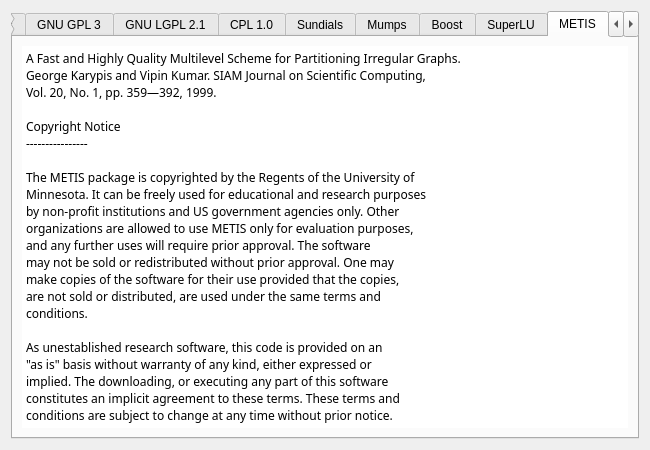
Qt form trunk/python-files/daePlotter/about.ui (v1kko/daetools) before a commit.
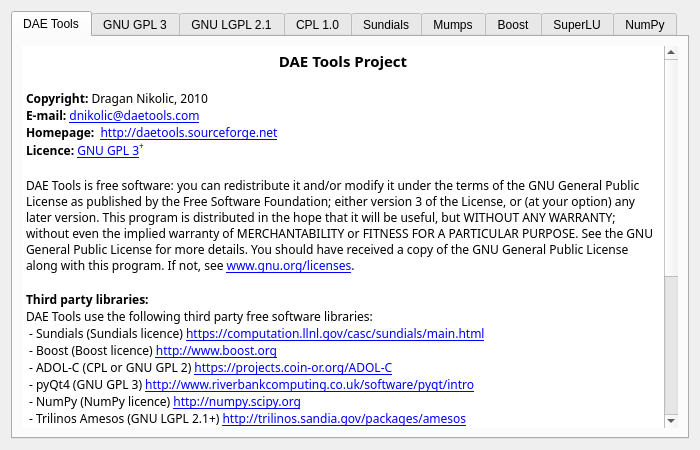
The same form after that commit. The open tabs and pages were chosen to show the change. Icons and pictures are not drawn.

Patch:
```diff
--- a/trunk/python-files/daePlotter/about.ui
+++ b/trunk/python-files/daePlotter/about.ui
@@ -6,7 +6,7 @@
    <rect>
     <x>0</x>
     <y>0</y>
-    <width>650</width>
+    <width>700</width>
     <height>450</height>
    </rect>
   </property>
@@ -65,7 +65,7 @@
 &lt;p style=&quot; margin-top:0px; margin-bottom:0px; margin-left:0px; margin-right:0px; -qt-block-indent:0; text-indent:0px;&quot;&gt;&lt;span style=&quot; font-size:9pt; font-weight:600;&quot;&gt;Copyright:&lt;/span&gt;&lt;span style=&quot; font-size:9pt;&quot;&gt; Dragan Nikolic, 2010&lt;/span&gt;&lt;/p&gt;
 &lt;p style=&quot; margin-top:0px; margin-bottom:0px; margin-left:0px; margin-right:0px; -qt-block-indent:0; text-indent:0px;&quot;&gt;&lt;span style=&quot; font-size:9pt; font-weight:600;&quot;&gt;E-mail:&lt;/span&gt;&lt;span style=&quot; font-size:9pt;&quot;&gt; &lt;/span&gt;&lt;a href=&quot;dnikolic@daetools.com&quot;&gt;&lt;span style=&quot; font-size:9pt; text-decoration: underline; color:#0000ff;&quot;&gt;dnikolic@daetools.com&lt;/span&gt;&lt;/a&gt;&lt;/p&gt;
 &lt;p style=&quot; margin-top:0px; margin-bottom:0px; margin-left:0px; margin-right:0px; -qt-block-indent:0; text-indent:0px;&quot;&gt;&lt;span style=&quot; font-size:9pt; font-weight:600;&quot;&gt;Homepage:&lt;/span&gt;&lt;span style=&quot; font-size:9pt;&quot;&gt;  &lt;/span&gt;&lt;a href=&quot;http://daetools.sourceforge.net&quot;&gt;&lt;span style=&quot; font-size:9pt; text-decoration: underline; color:#0000ff;&quot;&gt;http://daetools.sourceforge.net&lt;/span&gt;&lt;/a&gt;&lt;span style=&quot; font-size:9pt;&quot;&gt;  &lt;/span&gt;&lt;/p&gt;
-&lt;p style=&quot; margin-top:0px; margin-bottom:0px; margin-left:0px; margin-right:0px; -qt-block-indent:0; text-indent:0px;&quot;&gt;&lt;span style=&quot; font-size:9pt; font-weight:600;&quot;&gt;Licence: &lt;/span&gt;&lt;a href=&quot;http://www.gnu.org/licenses/gpl.html&quot;&gt;&lt;span style=&quot; font-size:9pt; text-decoration: underline; color:#0000ff;&quot;&gt;GNU GPL 3&lt;/span&gt;&lt;/a&gt;&lt;/p&gt;
+&lt;p style=&quot; margin-top:0px; margin-bottom:0px; margin-left:0px; margin-right:0px; -qt-block-indent:0; text-indent:0px;&quot;&gt;&lt;span style=&quot; font-size:9pt; font-weight:600;&quot;&gt;Licence: &lt;/span&gt;&lt;a href=&quot;http://www.gnu.org/licenses/gpl.html&quot;&gt;&lt;span style=&quot; font-size:9pt; text-decoration: underline; color:#0000ff;&quot;&gt;GNU GPL 3&lt;/span&gt;&lt;/a&gt;&lt;span style=&quot; color:#0000ff; vertical-align:super;&quot;&gt;+&lt;/span&gt;&lt;/p&gt;
 &lt;p style=&quot;-qt-paragraph-type:empty; margin-top:0px; margin-bottom:0px; margin-left:0px; margin-right:0px; -qt-block-indent:0; text-indent:0px;&quot;&gt;&lt;/p&gt;
 &lt;p style=&quot; margin-top:0px; margin-bottom:0px; margin-left:0px; margin-right:0px; -qt-block-indent:0; text-indent:0px;&quot;&gt;&lt;span style=&quot; font-size:9pt;&quot;&gt;DAE Tools is free software: you can redistribute it and/or modify it under the terms of the GNU General Public License as published by the Free Software Foundation; either version 3 of the License, or (at your option) any later version. This program is distributed in the hope that it will be useful, but WITHOUT ANY WARRANTY; without even the implied warranty of MERCHANTABILITY or FITNESS FOR A PARTICULAR PURPOSE. See the GNU General Public License for more details. You should have received a copy of the GNU General Public License along with this program. If not, see &lt;/span&gt;&lt;a href=&quot;http://www.gnu.org/licenses&quot;&gt;&lt;span style=&quot; font-size:9pt; text-decoration: underline; color:#0000ff;&quot;&gt;www.gnu.org/licenses&lt;/span&gt;&lt;/a&gt;&lt;span style=&quot; font-size:9pt;&quot;&gt;.&lt;/span&gt;&lt;/p&gt;
 &lt;p style=&quot;-qt-paragraph-type:empty; margin-top:0px; margin-bottom:0px; margin-left:0px; margin-right:0px; -qt-block-indent:0; text-indent:0px; font-size:9pt;&quot;&gt;&lt;/p&gt;
@@ -81,12 +81,12 @@
 &lt;p style=&quot; margin-top:0px; margin-bottom:0px; margin-left:0px; margin-right:0px; -qt-block-indent:0; text-indent:0px;&quot;&gt;&lt;span style=&quot; font-size:9pt;&quot;&gt; - Umfpack (GNU GPL 2+) &lt;/span&gt;&lt;a href=&quot;http://www.cise.ufl.edu/research/sparse/umfpack&quot;&gt;&lt;span style=&quot; font-size:9pt; text-decoration: underline; color:#0000ff;&quot;&gt;http://www.cise.ufl.edu/research/sparse/umfpack&lt;/span&gt;&lt;/a&gt;&lt;/p&gt;
 &lt;p style=&quot; margin-top:0px; margin-bottom:0px; margin-left:0px; margin-right:0px; -qt-block-indent:0; text-indent:0px;&quot;&gt;&lt;span style=&quot; font-size:9pt;&quot;&gt; - IPOPT (CPL) &lt;/span&gt;&lt;a href=&quot;https://projects.coin-or.org/Ipopt&quot;&gt;&lt;span style=&quot; font-size:9pt; text-decoration: underline; color:#0000ff;&quot;&gt;https://projects.coin-or.org/Ipopt&lt;/span&gt;&lt;/a&gt;&lt;/p&gt;
 &lt;p style=&quot; margin-top:0px; margin-bottom:0px; margin-left:0px; margin-right:0px; -qt-block-indent:0; text-indent:0px;&quot;&gt;&lt;span style=&quot; font-size:9pt;&quot;&gt; - Bonmin (CPL) &lt;/span&gt;&lt;a href=&quot;https://projects.coin-or.org/Bonmin&quot;&gt;&lt;span style=&quot; font-size:9pt; text-decoration: underline; color:#0000ff;&quot;&gt;https://projects.coin-or.org/Bonmin&lt;/span&gt;&lt;/a&gt;&lt;/p&gt;
+&lt;p style=&quot; margin-top:0px; margin-bottom:0px; margin-left:0px; margin-right:0px; -qt-block-indent:0; text-indent:0px;&quot;&gt;&lt;span style=&quot; font-size:9pt;&quot;&gt; - MUMPS (public domain) &lt;/span&gt;&lt;a href=&quot;http://graal.ens-lyon.fr/MUMPS&quot;&gt;&lt;span style=&quot; text-decoration: underline; color:#0000ff;&quot;&gt;http://graal.ens-lyon.fr/MUMPS&lt;/span&gt;&lt;/a&gt;&lt;/p&gt;
 &lt;p style=&quot;-qt-paragraph-type:empty; margin-top:0px; margin-bottom:0px; margin-left:0px; margin-right:0px; -qt-block-indent:0; text-indent:0px; font-size:9pt;&quot;&gt;&lt;/p&gt;
 &lt;p style=&quot; margin-top:0px; margin-bottom:0px; margin-left:0px; margin-right:0px; -qt-block-indent:0; text-indent:0px;&quot;&gt;&lt;span style=&quot; font-size:9pt;&quot;&gt;DAE Tools use the following proprietary software libraries:&lt;/span&gt;&lt;/p&gt;
 &lt;p style=&quot; margin-top:0px; margin-bottom:0px; margin-left:0px; margin-right:0px; -qt-block-indent:0; text-indent:0px;&quot;&gt;&lt;span style=&quot; font-size:9pt;&quot;&gt; - Amd ACM &lt;/span&gt;&lt;a href=&quot;http://www.amd.com/acml&quot;&gt;&lt;span style=&quot; font-size:9pt; text-decoration: underline; color:#0000ff;&quot;&gt;http://www.amd.com/acml&lt;/span&gt;&lt;/a&gt;&lt;/p&gt;
 &lt;p style=&quot; margin-top:0px; margin-bottom:0px; margin-left:0px; margin-right:0px; -qt-block-indent:0; text-indent:0px;&quot;&gt;&lt;span style=&quot; font-size:9pt;&quot;&gt; - Intel MKL: &lt;/span&gt;&lt;a href=&quot;http://software.intel.com/en-us/articles/intel-mkl&quot;&gt;&lt;span style=&quot; font-size:9pt; text-decoration: underline; color:#0000ff;&quot;&gt;http://software.intel.com/en-us/articles/intel-mkl&lt;/span&gt;&lt;/a&gt;&lt;/p&gt;
-&lt;p style=&quot; margin-top:0px; margin-bottom:0px; margin-left:0px; margin-right:0px; -qt-block-indent:0; text-indent:0px;&quot;&gt;&lt;span style=&quot; font-size:9pt;&quot;&gt; - METIS (METIS licence) &lt;/span&gt;&lt;a href=&quot;http://glaros.dtc.umn.edu/gkhome/metis/metis/overview&quot;&gt;&lt;span style=&quot; font-size:9pt; text-decoration: underline; color:#0000ff;&quot;&gt;http://glaros.dtc.umn.edu/gkhome/metis/metis/overview&lt;/span&gt;&lt;/a&gt;&lt;/p&gt;
-&lt;p style=&quot;-qt-paragraph-type:empty; margin-top:0px; margin-bottom:0px; margin-left:0px; margin-right:0px; -qt-block-indent:0; text-indent:0px; font-size:9pt;&quot;&gt;&lt;/p&gt;
+&lt;p style=&quot;-qt-paragraph-type:empty; margin-top:0px; margin-bottom:0px; margin-left:0px; margin-right:0px; -qt-block-indent:0; text-indent:0px;&quot;&gt;&lt;/p&gt;
 &lt;p style=&quot; margin-top:0px; margin-bottom:0px; margin-left:0px; margin-right:0px; -qt-block-indent:0; text-indent:0px;&quot;&gt;&lt;span style=&quot; font-size:9pt; font-weight:600;&quot;&gt;NOTE:&lt;/span&gt;&lt;/p&gt;
 &lt;p style=&quot; margin-top:0px; margin-bottom:0px; margin-left:0px; margin-right:0px; -qt-block-indent:0; text-indent:0px;&quot;&gt;&lt;span style=&quot; font-size:9pt; font-weight:600;&quot;&gt;It is YOUR RESPONSIBILITY to ensure that you are entitled to download and use &lt;/span&gt;&lt;/p&gt;
 &lt;p style=&quot; margin-top:0px; margin-bottom:0px; margin-left:0px; margin-right:0px; -qt-block-indent:0; text-indent:0px;&quot;&gt;&lt;span style=&quot; font-size:9pt; font-weight:600;&quot;&gt;these third party proprietary libraries.&lt;/span&gt;&lt;/p&gt;
@@ -1880,69 +1880,6 @@
        </item>
       </layout>
      </widget>
-     <widget class="QWidget" name="tab_8">
-      <attribute name="title">
-       <string>METIS</string>
-      </attribute>
-      <layout class="QVBoxLayout" name="verticalLayout_17">
-       <item>
-        <layout class="QVBoxLayout" name="verticalLayout_16">
-         <item>
-          <widget class="QTextEdit" name="textSundials_6">
-           <property name="font">
-            <font>
-             <family>Sans Serif</family>
-            </font>
-           </property>
-           <property name="frameShape">
-            <enum>QFrame::NoFrame</enum>
-           </property>
-           <property name="frameShadow">
-            <enum>QFrame::Plain</enum>
-           </property>
-           <property name="undoRedoEnabled">
-            <bool>false</bool>
-           </property>
-           <property name="lineWrapMode">
-            <enum>QTextEdit::NoWrap</enum>
-           </property>
-           <property name="html">
-            <string>&lt;!DOCTYPE HTML PUBLIC &quot;-//W3C//DTD HTML 4.0//EN&quot; &quot;http://www.w3.org/TR/REC-html40/strict.dtd&quot;&gt;
-&lt;html&gt;&lt;head&gt;&lt;meta name=&quot;qrichtext&quot; content=&quot;1&quot; /&gt;&lt;style type=&quot;text/css&quot;&gt;
-p, li { white-space: pre-wrap; }
-&lt;/style&gt;&lt;/head&gt;&lt;body style=&quot; font-family:'Sans Serif'; font-size:10pt; font-weight:400; font-style:normal;&quot;&gt;
-&lt;p style=&quot; margin-top:0px; margin-bottom:0px; margin-left:0px; margin-right:0px; -qt-block-indent:0; text-indent:0px;&quot;&gt;&lt;span style=&quot; font-size:9pt;&quot;&gt;A Fast and Highly Quality Multilevel Scheme for Partitioning Irregular Graphs. &lt;/span&gt;&lt;/p&gt;
-&lt;p style=&quot; margin-top:0px; margin-bottom:0px; margin-left:0px; margin-right:0px; -qt-block-indent:0; text-indent:0px;&quot;&gt;&lt;span style=&quot; font-size:9pt;&quot;&gt;George Karypis and Vipin Kumar. SIAM Journal on Scientific Computing, &lt;/span&gt;&lt;/p&gt;
-&lt;p style=&quot; margin-top:0px; margin-bottom:0px; margin-left:0px; margin-right:0px; -qt-block-indent:0; text-indent:0px;&quot;&gt;&lt;span style=&quot; font-size:9pt;&quot;&gt;Vol. 20, No. 1, pp. 359—392, 1999.&lt;/span&gt;&lt;/p&gt;
-&lt;p style=&quot;-qt-paragraph-type:empty; margin-top:0px; margin-bottom:0px; margin-left:0px; margin-right:0px; -qt-block-indent:0; text-indent:0px; font-size:9pt;&quot;&gt;&lt;/p&gt;
-&lt;p style=&quot; margin-top:0px; margin-bottom:0px; margin-left:0px; margin-right:0px; -qt-block-indent:0; text-indent:0px;&quot;&gt;&lt;span style=&quot; font-size:9pt;&quot;&gt;Copyright Notice&lt;/span&gt;&lt;/p&gt;
-&lt;p style=&quot; margin-top:0px; margin-bottom:0px; margin-left:0px; margin-right:0px; -qt-block-indent:0; text-indent:0px;&quot;&gt;&lt;span style=&quot; font-size:9pt;&quot;&gt;----------------&lt;/span&gt;&lt;/p&gt;
-&lt;p style=&quot;-qt-paragraph-type:empty; margin-top:0px; margin-bottom:0px; margin-left:0px; margin-right:0px; -qt-block-indent:0; text-indent:0px; font-size:9pt;&quot;&gt;&lt;/p&gt;
-&lt;p style=&quot; margin-top:0px; margin-bottom:0px; margin-left:0px; margin-right:0px; -qt-block-indent:0; text-indent:0px;&quot;&gt;&lt;span style=&quot; font-size:9pt;&quot;&gt;The METIS package is copyrighted by the Regents of the University of&lt;/span&gt;&lt;/p&gt;
-&lt;p style=&quot; margin-top:0px; margin-bottom:0px; margin-left:0px; margin-right:0px; -qt-block-indent:0; text-indent:0px;&quot;&gt;&lt;span style=&quot; font-size:9pt;&quot;&gt;Minnesota. It can be freely used for educational and research purposes&lt;/span&gt;&lt;/p&gt;
-&lt;p style=&quot; margin-top:0px; margin-bottom:0px; margin-left:0px; margin-right:0px; -qt-block-indent:0; text-indent:0px;&quot;&gt;&lt;span style=&quot; font-size:9pt;&quot;&gt;by non-profit institutions and US government agencies only. Other&lt;/span&gt;&lt;/p&gt;
-&lt;p style=&quot; margin-top:0px; margin-bottom:0px; margin-left:0px; margin-right:0px; -qt-block-indent:0; text-indent:0px;&quot;&gt;&lt;span style=&quot; font-size:9pt;&quot;&gt;organizations are allowed to use METIS only for evaluation purposes,&lt;/span&gt;&lt;/p&gt;
-&lt;p style=&quot; margin-top:0px; margin-bottom:0px; margin-left:0px; margin-right:0px; -qt-block-indent:0; text-indent:0px;&quot;&gt;&lt;span style=&quot; font-size:9pt;&quot;&gt;and any further uses will require prior approval. The software&lt;/span&gt;&lt;/p&gt;
-&lt;p style=&quot; margin-top:0px; margin-bottom:0px; margin-left:0px; margin-right:0px; -qt-block-indent:0; text-indent:0px;&quot;&gt;&lt;span style=&quot; font-size:9pt;&quot;&gt;may not be sold or redistributed without prior approval. One may&lt;/span&gt;&lt;/p&gt;
-&lt;p style=&quot; margin-top:0px; margin-bottom:0px; margin-left:0px; margin-right:0px; -qt-block-indent:0; text-indent:0px;&quot;&gt;&lt;span style=&quot; font-size:9pt;&quot;&gt;make copies of the software for their use provided that the copies,&lt;/span&gt;&lt;/p&gt;
-&lt;p style=&quot; margin-top:0px; margin-bottom:0px; margin-left:0px; margin-right:0px; -qt-block-indent:0; text-indent:0px;&quot;&gt;&lt;span style=&quot; font-size:9pt;&quot;&gt;are not sold or distributed, are used under the same terms and&lt;/span&gt;&lt;/p&gt;
-&lt;p style=&quot; margin-top:0px; margin-bottom:0px; margin-left:0px; margin-right:0px; -qt-block-indent:0; text-indent:0px;&quot;&gt;&lt;span style=&quot; font-size:9pt;&quot;&gt;conditions.&lt;/span&gt;&lt;/p&gt;
-&lt;p style=&quot;-qt-paragraph-type:empty; margin-top:0px; margin-bottom:0px; margin-left:0px; margin-right:0px; -qt-block-indent:0; text-indent:0px; font-size:9pt;&quot;&gt;&lt;/p&gt;
-&lt;p style=&quot; margin-top:0px; margin-bottom:0px; margin-left:0px; margin-right:0px; -qt-block-indent:0; text-indent:0px;&quot;&gt;&lt;span style=&quot; font-size:9pt;&quot;&gt;As unestablished research software, this code is provided on an&lt;/span&gt;&lt;/p&gt;
-&lt;p style=&quot; margin-top:0px; margin-bottom:0px; margin-left:0px; margin-right:0px; -qt-block-indent:0; text-indent:0px;&quot;&gt;&lt;span style=&quot; font-size:9pt;&quot;&gt;&amp;quot;as is&amp;quot; basis without warranty of any kind, either expressed or&lt;/span&gt;&lt;/p&gt;
-&lt;p style=&quot; margin-top:0px; margin-bottom:0px; margin-left:0px; margin-right:0px; -qt-block-indent:0; text-indent:0px;&quot;&gt;&lt;span style=&quot; font-size:9pt;&quot;&gt;implied. The downloading, or executing any part of this software&lt;/span&gt;&lt;/p&gt;
-&lt;p style=&quot; margin-top:0px; margin-bottom:0px; margin-left:0px; margin-right:0px; -qt-block-indent:0; text-indent:0px;&quot;&gt;&lt;span style=&quot; font-size:9pt;&quot;&gt;constitutes an implicit agreement to these terms. These terms and&lt;/span&gt;&lt;/p&gt;
-&lt;p style=&quot; margin-top:0px; margin-bottom:0px; margin-left:0px; margin-right:0px; -qt-block-indent:0; text-indent:0px;&quot;&gt;&lt;span style=&quot; font-size:9pt;&quot;&gt;conditions are subject to change at any time without prior notice. &lt;/span&gt;&lt;/p&gt;&lt;/body&gt;&lt;/html&gt;</string>
-           </property>
-           <property name="textInteractionFlags">
-            <set>Qt::LinksAccessibleByKeyboard|Qt::LinksAccessibleByMouse|Qt::TextBrowserInteraction|Qt::TextSelectableByKeyboard|Qt::TextSelectableByMouse</set>
-           </property>
-          </widget>
-         </item>
-        </layout>
-       </item>
-      </layout>
-     </widget>
      <widget class="QWidget" name="tab_10">
       <attribute name="title">
        <string>NumPy</string>
```
